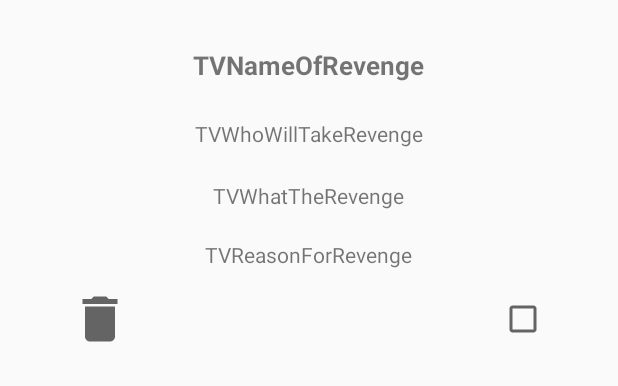
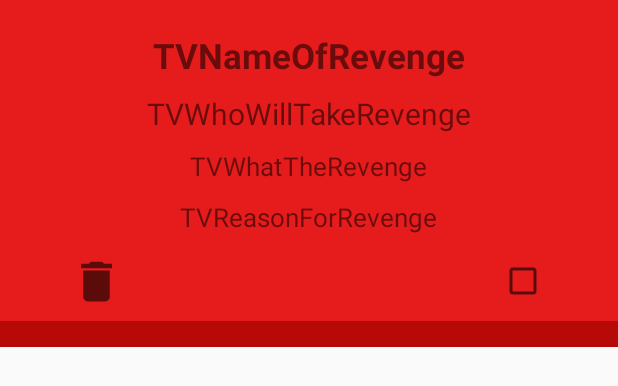
Before and after one commit to harelMasuri/RevengeForYou, an Android app: the layout recycler_item_revenge.xml on its own in the app's theme, with its tools: preview values and no code run, on a phone screen of 412 x 824 dp. Shown: the top 386 px of the screen. Run offline under Robolectric (Android 15) with nearby library versions, the phone set to English and light mode, and no system bars.

Commit message:
recycler view and firebase and remove revenge is done

```diff
--- a/app/src/main/res/layout/fragment_home.xml
+++ b/app/src/main/res/layout/fragment_home.xml
@@ -2,7 +2,7 @@
 <FrameLayout xmlns:android="http://schemas.android.com/apk/res/android"
     xmlns:tools="http://schemas.android.com/tools"
     android:layout_width="match_parent"
-    android:layout_height="match_parent"
+    android:layout_height="730dp"
     xmlns:app="http://schemas.android.com/apk/res-auto"
     tools:context=".HomeFragment"
     android:background="#E61C1C">
@@ -15,7 +15,7 @@
         android:id="@+id/btnFloatingActionButton"
         android:textSize="30sp"
         android:layout_gravity="bottom|end"
-        android:layout_marginBottom="85dp"
+        android:layout_marginBottom="35dp"
         android:layout_marginRight="25dp"
         app:maxImageSize="30dp"
         android:src="@drawable/icon_add"
--- a/app/src/main/res/layout/recycler_item_revenge.xml
+++ b/app/src/main/res/layout/recycler_item_revenge.xml
@@ -1,10 +1,10 @@
 <?xml version="1.0" encoding="utf-8"?>
-<LinearLayout
-    xmlns:android="http://schemas.android.com/apk/res/android"
+<LinearLayout xmlns:android="http://schemas.android.com/apk/res/android"
     xmlns:app="http://schemas.android.com/apk/res-auto"
     xmlns:tools="http://schemas.android.com/tools"
     android:layout_width="match_parent"
-    android:layout_height="match_parent"
+    android:layout_height="wrap_content"
+    android:background="#E61C1C"
     android:orientation="vertical">
 
     <TextView
@@ -12,10 +12,10 @@
         android:layout_width="234dp"
         android:layout_height="39dp"
         android:layout_gravity="center"
-        android:layout_marginTop="24dp"
+        android:layout_marginTop="17dp"
         android:gravity="center"
         android:text="TVNameOfRevenge"
-        android:textSize="17sp"
+        android:textSize="23sp"
         android:textStyle="bold"
         app:layout_constraintTop_toTopOf="parent" />
 
@@ -24,7 +24,8 @@
         android:layout_width="334dp"
         android:layout_height="32dp"
         android:layout_gravity="center"
-        android:layout_marginTop="10dp"
+        android:layout_marginTop="3dp"
+        android:textSize="20sp"
         android:gravity="center"
         android:text="TVWhoWillTakeRevenge" />
 
@@ -33,7 +34,8 @@
         android:layout_width="335dp"
         android:layout_height="30dp"
         android:layout_gravity="center"
-        android:layout_marginTop="10dp"
+        android:layout_marginTop="4dp"
+        android:textSize="17sp"
         android:gravity="center"
         android:text="TVWhatTheRevenge" />
 
@@ -42,7 +44,8 @@
         android:layout_width="334dp"
         android:layout_height="29dp"
         android:layout_gravity="center"
-        android:layout_marginTop="10dp"
+        android:layout_marginTop="4dp"
+        android:textSize="17sp"
         android:gravity="center"
         android:text="TVReasonForRevenge" />
 
@@ -52,23 +55,30 @@
         android:layout_gravity="center"
         android:layout_marginTop="5dp">
 
-        <Button
-            android:id="@+id/button"
-            android:layout_width="40sp"
-            android:layout_height="40sp"
+        <ImageView
+            android:layout_width="35sp"
+            android:layout_height="35sp"
+            android:layout_marginLeft="10dp"
             android:background="@drawable/icon_delete"
             app:layout_constraintBottom_toBottomOf="parent"
             app:layout_constraintStart_toStartOf="parent"
             app:layout_constraintTop_toTopOf="parent"
-            android:layout_marginLeft="10dp"/>
+            android:id="@+id/ImageDeleteRevenge"/>
 
         <CheckBox
             android:layout_width="wrap_content"
             android:layout_height="wrap_content"
+            android:layout_marginRight="10dp"
             app:layout_constraintBottom_toBottomOf="parent"
             app:layout_constraintEnd_toEndOf="parent"
-            app:layout_constraintTop_toTopOf="parent"
-            android:layout_marginRight="10dp"/>
+            app:layout_constraintTop_toTopOf="parent" />
     </androidx.constraintlayout.widget.ConstraintLayout>
 
+    <View
+        android:id="@+id/divider"
+        android:layout_width="match_parent"
+        android:layout_height="17dp"
+        android:layout_marginTop="4dp"
+        android:background="#B80909" />
+
 </LinearLayout>
```
Also changed, not shown: app/src/main/java/com/example/revengeforyou/HomeFragment.java (+47 -9 lines), app/src/main/java/com/example/revengeforyou/MainActivity.java (+5 -4 lines), app/src/main/java/com/example/revengeforyou/ProfileFragment.java (+8 -2 lines), app/src/main/java/com/example/revengeforyou/Revenge.java (+10 -0 lines), app/src/main/java/com/example/revengeforyou/RevengeAdapter.java (+22 -2 lines), app/src/main/res/layout/fragment_profile.xml (+8 -0 lines).
